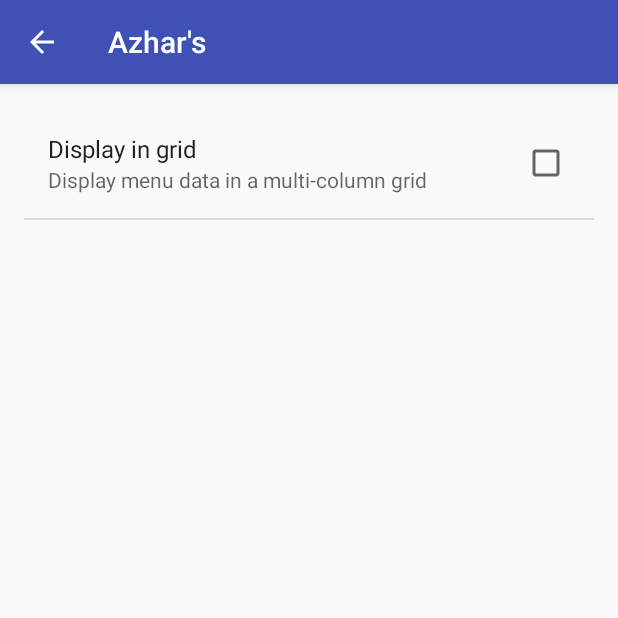
After one commit to azadbasis/LocalDataStorage, an Android app: the PrefsActivity screen opened directly, with no data from a screen before it, on a phone screen of 412 x 824 dp, the top half of it. The commit adds this screen. Run offline under Robolectric (Android 15) with nearby library versions, the phone set to English and light mode, and no system bars.

Commit message:
Store Data in SharedPreferences(PreferencesActivity)

```diff
--- /dev/null
+++ b/app/src/main/java/me/azhar/data/PrefsActivity.java
@@ -0,0 +1,36 @@
+package me.azhar.data;
+
+import android.preference.PreferenceFragment;
+import android.support.annotation.Nullable;
+import android.support.v7.app.AppCompatActivity;
+import android.os.Bundle;
+import android.view.LayoutInflater;
+import android.view.View;
+import android.view.ViewGroup;
+
+public class PrefsActivity extends AppCompatActivity {
+
+    private static final String TAG = "PrefsActivity";
+
+    @Override
+    protected void onCreate(@Nullable Bundle savedInstanceState) {
+        super.onCreate(savedInstanceState);
+        setContentView(R.layout.activity_prefs);
+
+        getFragmentManager()
+                .beginTransaction()
+                .add(R.id.prefs_content, new SettingsFragment())
+                .commit();
+
+    }
+
+    public static class SettingsFragment extends PreferenceFragment {
+        @Override
+        public void onCreate(Bundle savedInstanceState) {
+            super.onCreate(savedInstanceState);
+            addPreferencesFromResource(R.xml.settings);
+        }
+    }
+
+
+}
--- /dev/null
+++ b/app/src/main/res/layout/activity_prefs.xml
@@ -0,0 +1,11 @@
+<?xml version="1.0" encoding="utf-8"?>
+<FrameLayout xmlns:android="http://schemas.android.com/apk/res/android"
+    xmlns:tools="http://schemas.android.com/tools"
+    android:id="@+id/prefs_content"
+    android:layout_width="match_parent"
+    android:layout_height="match_parent"
+    android:paddingBottom="@dimen/activity_vertical_margin"
+    android:paddingLeft="@dimen/activity_horizontal_margin"
+    android:paddingRight="@dimen/activity_horizontal_margin"
+    android:paddingTop="@dimen/activity_vertical_margin"
+    tools:context=".PrefsActivity" />
--- a/app/src/main/res/menu/main_menu.xml
+++ b/app/src/main/res/menu/main_menu.xml
@@ -6,4 +6,8 @@
         android:id="@+id/action_signin"
         android:title="@string/sign_in"
         app:showAsAction="ifRoom" />
+    <item
+        android:id="@+id/action_settings"
+        android:title="@string/settings"
+        app:showAsAction="ifRoom" />
 </menu>
--- a/app/src/main/res/values/strings.xml
+++ b/app/src/main/res/values/strings.xml
@@ -16,4 +16,7 @@
         completions."
     </string>
     <string name="sign_in">Sign In</string>
+    <string name="pref_display_grid">pref_display_grid</string>
+    <string name="settings">Settings</string>
+    <string name="display_in_grid">Display in grid</string>
 </resources>
--- /dev/null
+++ b/app/src/main/res/xml/settings.xml
@@ -0,0 +1,9 @@
+<?xml version="1.0" encoding="utf-8"?>
+<PreferenceScreen xmlns:android="http://schemas.android.com/apk/res/android">
+
+    <CheckBoxPreference
+        android:defaultValue="false"
+        android:key="@string/pref_display_grid"
+        android:summary="Display menu data in a multi-column grid"
+        android:title="@string/display_in_grid" />
+</PreferenceScreen>
```
Also changed, not shown: app/src/main/AndroidManifest.xml (+8 -1 lines), app/src/main/java/me/azhar/data/MainActivity.java (+3 -5 lines).
